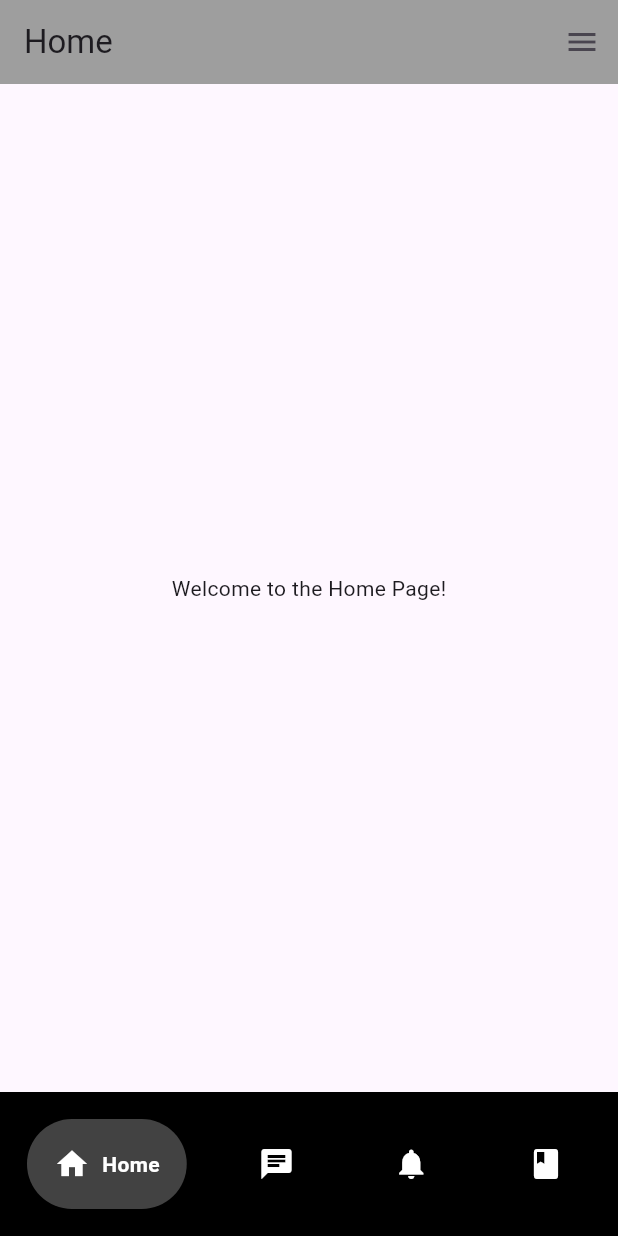
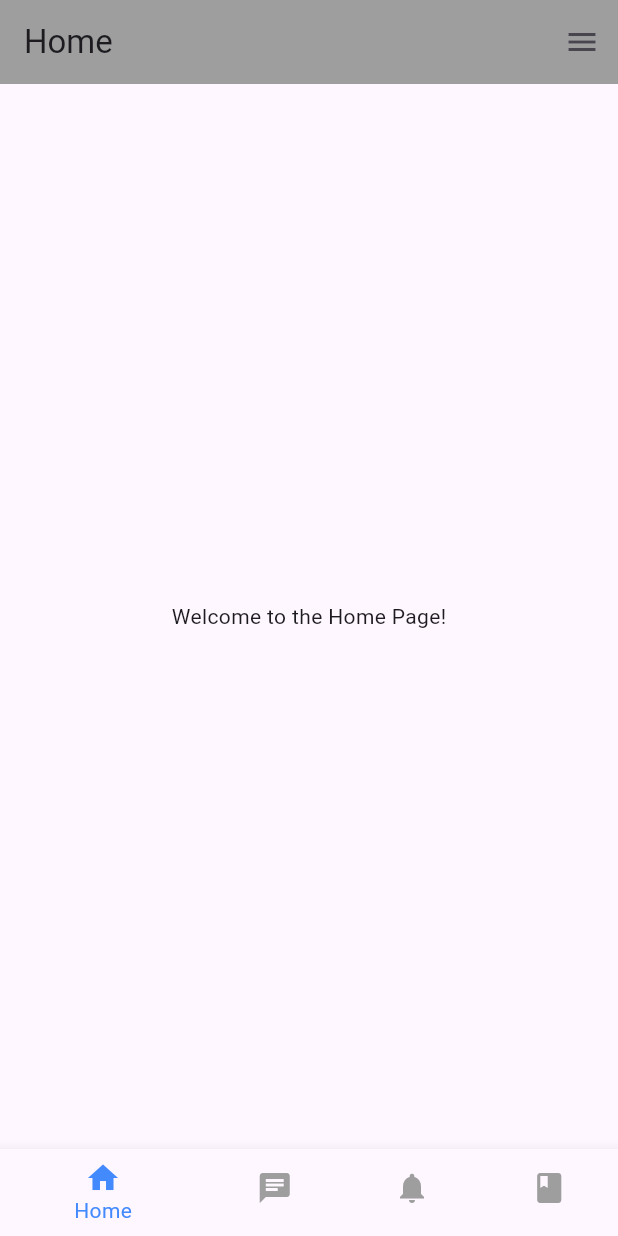
Before and after one commit to axislinn/Bumblebee-Parent, a Flutter app: the HomePage screen opened directly, on a phone screen of 412 x 824 dp. Run offline on Flutter 3.47's test engine with Material 3 defaults, Android fonts, the phone set to English and light mode, and no system bars; drawn by our look-alikes of google_nav_bar; our stand-ins replace equatable, flutter_bloc, image_picker.

Commit message:
bottom nav bar add to another page

```diff
--- a/lib/screens/auth/loginscreen.dart
+++ b/lib/screens/auth/loginscreen.dart
@@ -59,8 +59,8 @@ class _LoginFormState extends State<LoginForm> {
           );
         }
       },
-
-      child: SingleChildScrollView(  // Added SingleChildScrollView
+      child: SingleChildScrollView(
+        // Added SingleChildScrollView
         child: Padding(
           padding: const EdgeInsets.all(16.0),
           child: Column(
--- a/lib/screens/bottom_nav/bottom_nav.dart
+++ b/lib/screens/bottom_nav/bottom_nav.dart
@@ -1,48 +1,132 @@
+// import 'package:bumblebee/screens/bottom_nav/bottom_nav_page/chat_page.dart';
+// import 'package:bumblebee/screens/bottom_nav/bottom_nav_page/class_page.dart';
+// import 'package:bumblebee/screens/bottom_nav/bottom_nav_page/notification_page.dart';
+// import 'package:bumblebee/screens/home/home_screen.dart';
+// import 'package:flutter/material.dart';
+
+// class BottomNav extends StatefulWidget {
+//   @override
+//   _BottomNavState createState() => _BottomNavState();
+// }
+
+// class _BottomNavState extends State<BottomNav> {
+//   int _selectedIndex = 0;
+
+//   // List of pages for each BottomNavigationBar item
+//   final List<Widget> _pages = [
+//     HomePage(), // Replace with actual page widgets
+//     ChatPage(),
+//     NotificationPage(),
+//     ClassPage(),
+//   ];
+
+//   void _onItemTapped(int index) {
+//     setState(() {
+//       _selectedIndex = index;
+//     });
+//   }
+
+//   @override
+//   Widget build(BuildContext context) {
+//     return BottomNavigationBar(
+//       currentIndex: _selectedIndex,
+//       onTap: _onItemTapped, // Handles tab changes
+//       items: const [
+//         BottomNavigationBarItem(
+//           icon: Icon(Icons.home),
+//           label: 'Home',
+//         ),
+//         BottomNavigationBarItem(
+//           icon: Icon(Icons.chat),
+//           label: 'Chat',
+//         ),
+//         BottomNavigationBarItem(
+//           icon: Icon(Icons.notifications),
+//           label: 'Notification',
+//         ),
+//         BottomNavigationBarItem(
+//           icon: Icon(Icons.class_rounded),
+//           label: 'Class',
+//         ),
+//       ],
+//       selectedItemColor: Colors.black,
+//       unselectedItemColor: Colors.grey,
+//     );
+//   }
+// }
+
 import 'package:flutter/material.dart';
-import 'package:google_nav_bar/google_nav_bar.dart';
+import 'bottom_nav_page/chat_page.dart';
+import 'bottom_nav_page/class_page.dart';
+import 'bottom_nav_page/notification_page.dart';
 
 class BottomNav extends StatefulWidget {
-  const BottomNav({super.key});
-
   @override
-  State<BottomNav> createState() => _BottomNavState();
+  _BottomNavState createState() => _BottomNavState();
 }
 
 class _BottomNavState extends State<BottomNav> {
+  int _selectedIndex = 0;
+
+  final List<Widget> _pages = [
+    Navigator(
+      onGenerateRoute: (settings) => MaterialPageRoute(
+        builder: (context) => Center(child: Text('Welcome to the Home Page!')),
+      ),
+    ),
+    Navigator(
+      onGenerateRoute: (settings) => MaterialPageRoute(
+        builder: (context) => ChatPage(),
+      ),
+    ),
+    Navigator(
+      onGenerateRoute: (settings) => MaterialPageRoute(
+        builder: (context) => NotificationPage(),
+      ),
+    ),
+    Navigator(
+      onGenerateRoute: (settings) => MaterialPageRoute(
+        builder: (context) => ClassPage(),
+      ),
+    ),
+  ];
+
+  void _onItemTapped(int index) {
+    setState(() {
+      _selectedIndex = index;
+    });
+  }
+
   @override
   Widget build(BuildContext context) {
-    return Container(
-      color: Colors.black,
-      child: Padding(
-        padding: const EdgeInsets.symmetric(horizontal: 18.0, vertical: 18.0),
-        child: GNav(
-            color: Colors.white,
-            backgroundColor: Colors.black,
-            activeColor: Colors.white,
-            tabBackgroundColor: Colors.grey.shade800,
-            gap: 8,
-            onTabChange: (index) {
-              print(index);
-            },
-            padding: EdgeInsets.all(18),
-            tabs: const [
-              GButton(
-                icon: Icons.home,
-                text: 'Home',
-              ),
-              GButton(
-                icon: Icons.chat,
-                text: 'Chat',
-              ),
-              GButton(
-                icon: Icons.notifications,
-                text: 'Notification',
-              ),
-              GButton(
-                icon: Icons.class_rounded,
-                text: 'Class',
-              )
-            ]),
+    return Scaffold(
+      body: IndexedStack(
+        index: _selectedIndex,
+        children: _pages,
+      ),
+      bottomNavigationBar: BottomNavigationBar(
+        currentIndex: _selectedIndex,
+        onTap: _onItemTapped,
+        items: const [
+          BottomNavigationBarItem(
+            icon: Icon(Icons.home),
+            label: 'Home',
+          ),
+          BottomNavigationBarItem(
+            icon: Icon(Icons.chat),
+            label: 'Chat',
+          ),
+          BottomNavigationBarItem(
+            icon: Icon(Icons.notifications),
+            label: 'Notification',
+          ),
+          BottomNavigationBarItem(
+            icon: Icon(Icons.class_rounded),
+            label: 'Class',
+          ),
+        ],
+        selectedItemColor: Colors.blueAccent,
+        unselectedItemColor: Colors.grey,
       ),
     );
   }
--- a/lib/screens/home/home_screen.dart
+++ b/lib/screens/home/home_screen.dart
@@ -1,9 +1,47 @@
-import 'package:bumblebee/screens/bottom_nav/bottom_nav.dart';
+// import 'package:bumblebee/screens/bottom_nav/bottom_nav.dart';
+// import 'package:flutter/material.dart';
+// import '../navi_drawer/navi_drawer_screen.dart';
+
+// class HomePage extends StatelessWidget {
+//   @override
+//   Widget build(BuildContext context) {
+//     return Scaffold(
+//         appBar: AppBar(
+//           backgroundColor: Colors.grey,
+//           title: Text('Home'),
+//         ),
+//         endDrawer: const NaviDrawer(),
+//         body: Center(
+//           child: Text('Welcome to the Home Page!'),
+//         ),
+//         bottomNavigationBar: BottomNav()
+//         //
+//         );
+//   }
+// }
+import 'package:bumblebee/screens/bottom_nav/bottom_nav_page/chat_page.dart';
+import 'package:bumblebee/screens/bottom_nav/bottom_nav_page/class_page.dart';
+import 'package:bumblebee/screens/bottom_nav/bottom_nav_page/notification_page.dart';
 import 'package:flutter/material.dart';
 import '../navi_drawer/navi_drawer_screen.dart';
 
+class HomePage extends StatefulWidget {
+  @override
+  _HomePageState createState() => _HomePageState();
+}
 
-class HomePage extends StatelessWidget {
+class _HomePageState extends State<HomePage> {
+  int _selectedIndex = 0;
+  final PageController _pageController = PageController();
+
+  void _onItemTapped(int index) {
+    setState(() {
+      _selectedIndex = index;
+      _pageController
+          .jumpToPage(index); // Update PageView based on selected tab
+    });
+  }
+
   @override
   Widget build(BuildContext context) {
     return Scaffold(
@@ -12,9 +50,44 @@ class HomePage extends StatelessWidget {
         title: Text('Home'),
       ),
       endDrawer: const NaviDrawer(),
-        body: Center(
-          child: Text('Welcome to the Home Page!'),
+      body: PageView(
+        controller: _pageController,
+        onPageChanged: (index) {
+          setState(() {
+            _selectedIndex = index; // Update selected tab based on page swipe
+          });
+        },
+        children: [
+          Center(child: Text('Welcome to the Home Page!')), // HomePage content
+          ChatPage(),
+          NotificationPage(),
+          ClassPage(),
+        ],
       ),
-        bottomNavigationBar: BottomNav());
+      bottomNavigationBar: BottomNavigationBar(
+        currentIndex: _selectedIndex,
+        onTap: _onItemTapped, // Handles tab changes
+        items: const [
+          BottomNavigationBarItem(
+            icon: Icon(Icons.home),
+            label: 'Home',
+          ),
+          BottomNavigationBarItem(
+            icon: Icon(Icons.chat),
+            label: 'Chat',
+          ),
+          BottomNavigationBarItem(
+            icon: Icon(Icons.notifications),
+            label: 'Notification',
+          ),
+          BottomNavigationBarItem(
+            icon: Icon(Icons.class_rounded),
+            label: 'Class',
+          ),
+        ],
+        selectedItemColor: Colors.blueAccent,
+        unselectedItemColor: Colors.grey,
+      ),
+    );
   }
 }
```
Also changed, not shown: lib/screens/bottom_nav/bottom_nav_page/chat_page.dart (added, +17 -0 lines), lib/screens/bottom_nav/bottom_nav_page/class_page.dart (added, +17 -0 lines), lib/screens/bottom_nav/bottom_nav_page/notification_page.dart (added, +17 -0 lines), lib/screens/home_screen.dart (deleted, +0 -22 lines), lib/screens/navi_drawer/navi_drawer_screen.dart (+16 -8 lines), pubspec.lock. Lines whose indentation alone changed are shown as unchanged.
